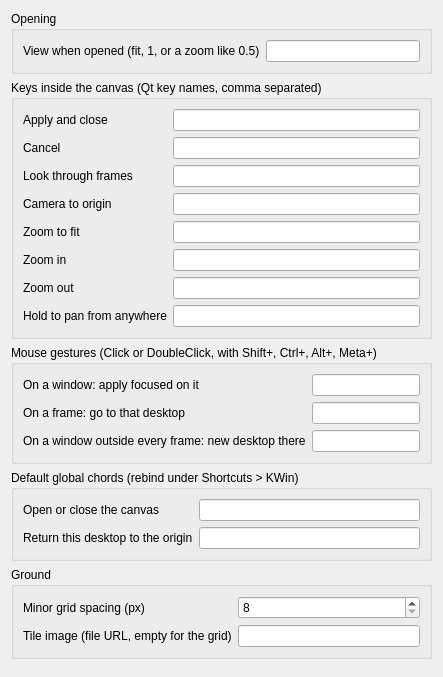
First picture: the form in effect/contents/ui/config.ui, repository aaronsb/kwin-canvas, before the edit.
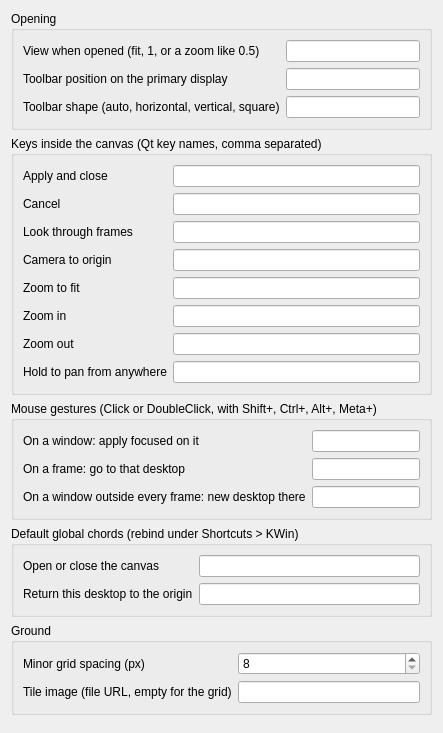
Second picture: the form after the edit.

Commit message: Plasma toolbar HUD on the primary display: position and shape settings, help panel, settings menu; install guide

```diff
--- a/effect/contents/ui/config.ui
+++ b/effect/contents/ui/config.ui
@@ -9,6 +9,10 @@
     <layout class="QFormLayout" name="form0">
      <item row="0" column="0"><widget class="QLabel" name="label_OpenZoom"><property name="text"><string>View when opened (fit, 1, or a zoom like 0.5)</string></property><property name="buddy"><cstring>kcfg_OpenZoom</cstring></property></widget></item>
      <item row="0" column="1"><widget class="QLineEdit" name="kcfg_OpenZoom"/></item>
+     <item row="1" column="0"><widget class="QLabel" name="label_HudPosition"><property name="text"><string>Toolbar position on the primary display</string></property><property name="buddy"><cstring>kcfg_HudPosition</cstring></property></widget></item>
+     <item row="1" column="1"><widget class="QLineEdit" name="kcfg_HudPosition"/></item>
+     <item row="2" column="0"><widget class="QLabel" name="label_HudShape"><property name="text"><string>Toolbar shape (auto, horizontal, vertical, square)</string></property><property name="buddy"><cstring>kcfg_HudShape</cstring></property></widget></item>
+     <item row="2" column="1"><widget class="QLineEdit" name="kcfg_HudShape"/></item>
     </layout></widget></item>
    <item><widget class="QGroupBox" name="group1"><property name="title"><string>Keys inside the canvas (Qt key names, comma separated)</string></property>
     <layout class="QFormLayout" name="form1">
```
The commit also changes 11 other files.
